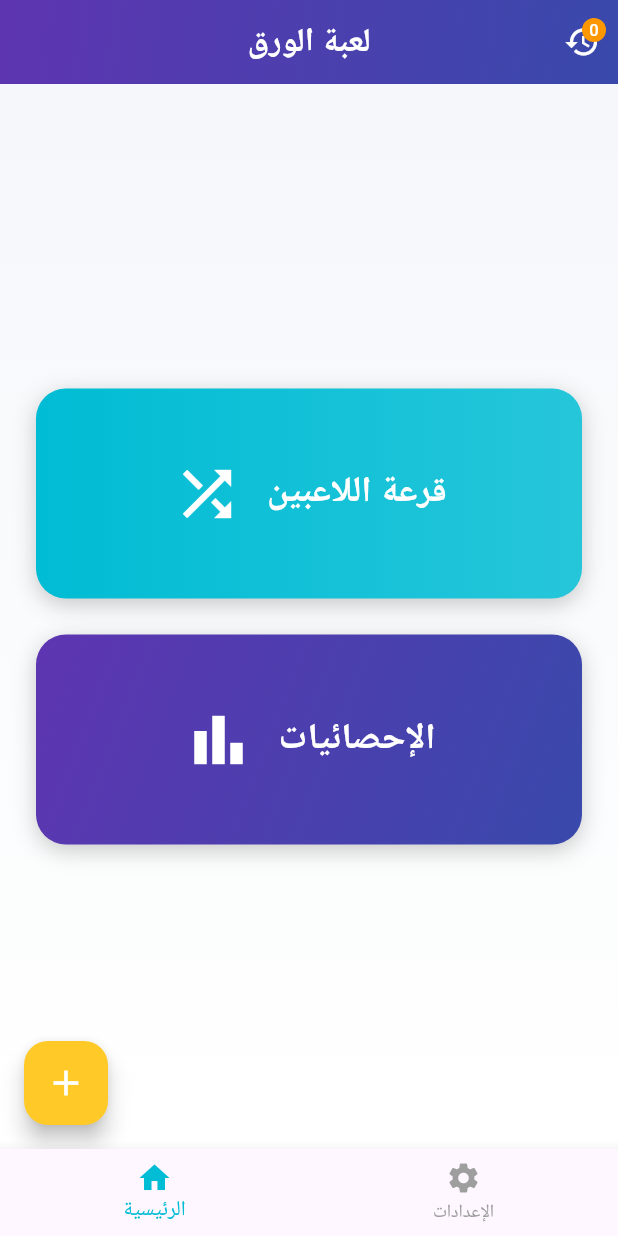
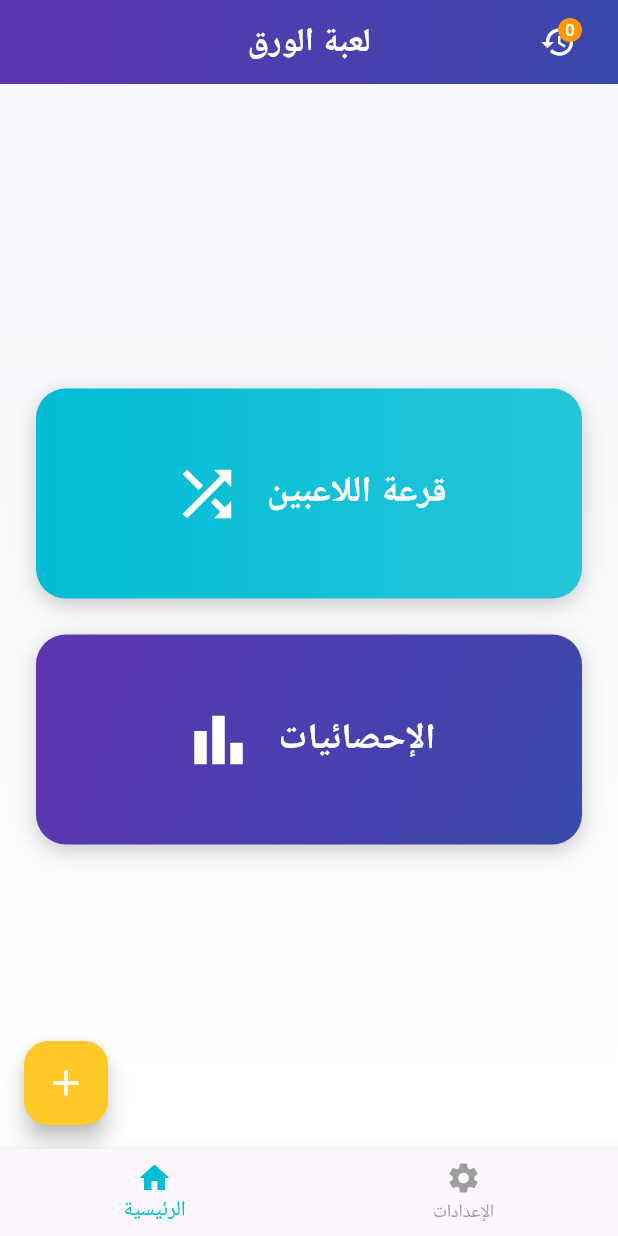
Before and after one commit to AiExpert1985/family_cards, a Flutter app: the screen it shows after launch, on a phone screen of 412 x 824 dp. Run offline on Flutter 3.47's test engine with Material 3 defaults, Android fonts, the phone set to English and light mode, and no system bars; our stand-ins replace file_picker, flutter_riverpod, share_plus, shared_preferences.

Commit message:
push history icon to left

```diff
--- a/lib/pages/home_page.dart
+++ b/lib/pages/home_page.dart
@@ -17,10 +17,7 @@ class HomePage extends ConsumerStatefulWidget {
 class _HomePageState extends ConsumerState<HomePage> {
   int _currentIndex = 0;
 
-  final _tabs = [
-    const MainTab(),
-    const SettingsPage(),
-  ];
+  final _tabs = [const MainTab(), const SettingsPage()];
 
   @override
   Widget build(BuildContext context) {
@@ -48,22 +45,24 @@ class _HomePageState extends ConsumerState<HomePage> {
           style: const TextStyle(fontWeight: FontWeight.bold),
         ),
         flexibleSpace: Container(
-          decoration: const BoxDecoration(
-            gradient: AppTheme.primaryGradient,
-          ),
+          decoration: const BoxDecoration(gradient: AppTheme.primaryGradient),
         ),
         foregroundColor: Colors.white,
         elevation: 0,
         actions: [
-          IconButton(
+          Padding(
+            padding: const EdgeInsets.only(right: 16), // move left
+            child: IconButton(
               icon: Badge(
                 label: Text('$gameCount'),
                 backgroundColor: AppTheme.warningOrange,
                 child: const Icon(Icons.history),
               ),
-            onPressed: () => Navigator.push(
+              onPressed:
+                  () => Navigator.push(
                     context,
                     MaterialPageRoute(builder: (_) => const GamesHistoryPage()),
+                  ),
             ),
           ),
         ],
@@ -75,10 +74,7 @@ class _HomePageState extends ConsumerState<HomePage> {
         selectedItemColor: AppTheme.accentTeal,
         unselectedItemColor: Colors.grey,
         items: const [
-          BottomNavigationBarItem(
-            icon: Icon(Icons.home),
-            label: 'الرئيسية',
-          ),
+          BottomNavigationBarItem(icon: Icon(Icons.home), label: 'الرئيسية'),
           BottomNavigationBarItem(
             icon: Icon(Icons.settings),
             label: 'الإعدادات',
```
Lines whose indentation alone changed are shown as unchanged.
